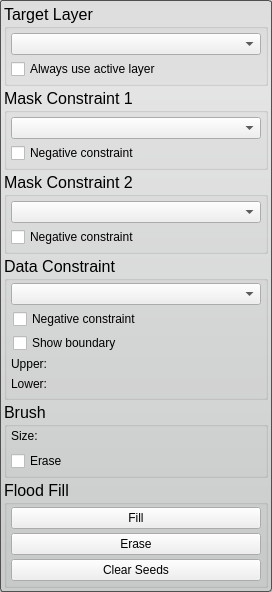
Old version of the form src/Interface/ToolInterface/PaintToolInterface.ui in the repository SCIInstitute/Seg3D.
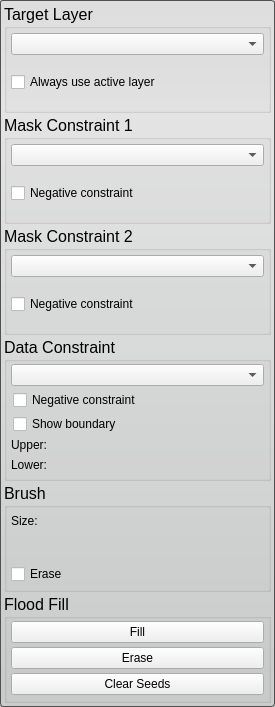
New version of the form. Custom widgets are drawn as their Qt base class.

Commit message: added a warning to the threshold tool for when the proper layer isnt selected. tell me what you think

What changed in the file:
```diff
--- a/src/Interface/ToolInterface/PaintToolInterface.ui
+++ b/src/Interface/ToolInterface/PaintToolInterface.ui
@@ -6,8 +6,8 @@
    <rect>
     <x>0</x>
     <y>0</y>
-    <width>272</width>
-    <height>554</height>
+    <width>275</width>
+    <height>707</height>
    </rect>
   </property>
   <property name="sizePolicy">
@@ -16,6 +16,12 @@
     <verstretch>0</verstretch>
    </sizepolicy>
   </property>
+  <property name="minimumSize">
+   <size>
+    <width>0</width>
+    <height>707</height>
+   </size>
+  </property>
   <property name="font">
    <font>
     <pointsize>12</pointsize>
@@ -190,12 +196,6 @@
    </item>
    <item>
     <widget class="QGroupBox" name="data_constraint_groupbox_">
-     <property name="sizePolicy">
-      <sizepolicy hsizetype="Preferred" vsizetype="Preferred">
-       <horstretch>0</horstretch>
-       <verstretch>0</verstretch>
-      </sizepolicy>
-     </property>
      <property name="title">
       <string>Data Constraint</string>
      </property>
```
The commit also changes 2 other files.
